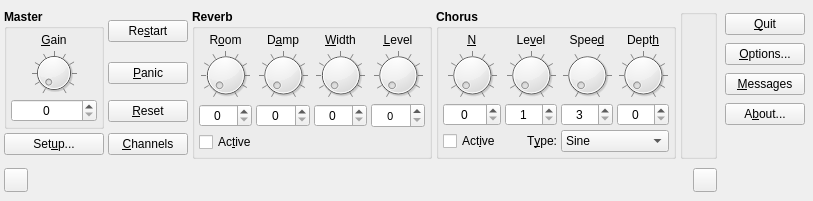
The window that src/qsynthMainForm.ui (rncbc/qsynth) describes before a commit, drawn with Qt 5.
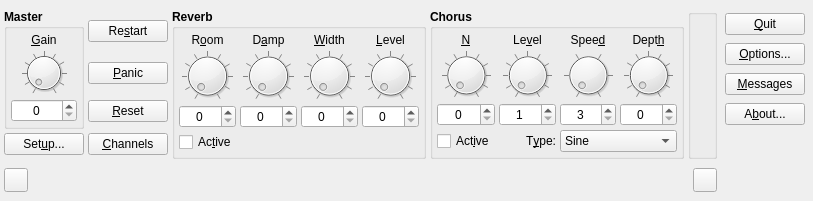
The same window after the commit. Icons and pictures are not drawn. Custom widgets are drawn as their Qt base class.

Commit message: - Main form layout has been given a little bit more slack space, just   to accomodate some longer text label translations (eg. German).

What changed in the file:
```diff
--- a/src/qsynthMainForm.ui
+++ b/src/qsynthMainForm.ui
@@ -29,9 +29,6 @@
     <height>201</height>
    </rect>
   </property>
-  <property name="font" >
-   <font/>
-  </property>
   <property name="windowTitle" >
    <string>Qsynth - A fluidsynth Qt GUI Interface</string>
   </property>
@@ -236,7 +233,7 @@
         <widget class="QGroupBox" name="GainGroupBox" >
          <property name="maximumSize" >
           <size>
-           <width>100</width>
+           <width>120</width>
            <height>120</height>
           </size>
          </property>
@@ -296,7 +293,7 @@
              <enum>Qt::Horizontal</enum>
             </property>
             <property name="notchTarget" >
-             <double>20.000000000000000</double>
+             <double>20.0</double>
             </property>
             <property name="notchesVisible" >
              <bool>true</bool>
@@ -355,7 +352,7 @@
       <widget class="QGroupBox" name="ReverbGroupBox" >
        <property name="maximumSize" >
         <size>
-         <width>240</width>
+         <width>480</width>
          <height>150</height>
         </size>
        </property>
@@ -398,8 +395,6 @@
          <widget class="QSpinBox" name="ReverbLevelSpinBox" >
           <property name="font" >
            <font>
-            <family>Sans Serif</family>
-            <pointsize>8</pointsize>
             <weight>50</weight>
             <bold>false</bold>
            </font>
@@ -433,7 +428,7 @@
            <enum>Qt::Horizontal</enum>
           </property>
           <property name="notchTarget" >
-           <double>10.000000000000000</double>
+           <double>10.0</double>
           </property>
           <property name="notchesVisible" >
            <bool>true</bool>
@@ -507,7 +502,6 @@
          <widget class="qsynthKnob" name="ReverbWidthDial" >
           <property name="font" >
            <font>
-            <pointsize>8</pointsize>
             <weight>50</weight>
             <bold>false</bold>
            </font>
@@ -522,7 +516,7 @@
            <enum>Qt::Horizontal</enum>
           </property>
           <property name="notchTarget" >
-           <double>10.000000000000000</double>
+           <double>10.0</double>
           </property>
           <property name="notchesVisible" >
            <bool>true</bool>
@@ -588,7 +582,7 @@
            <enum>Qt::Horizontal</enum>
           </property>
           <property name="notchTarget" >
-           <double>10.000000000000000</double>
+           <double>10.0</double>
           </property>
           <property name="notchesVisible" >
            <bool>true</bool>
@@ -654,7 +648,7 @@
            <enum>Qt::Horizontal</enum>
           </property>
           <property name="notchTarget" >
-           <double>10.000000000000000</double>
+           <double>10.0</double>
           </property>
           <property name="notchesVisible" >
            <bool>true</bool>
@@ -668,7 +662,7 @@
       <widget class="QGroupBox" name="ChorusGroupBox" >
        <property name="maximumSize" >
         <size>
-         <width>240</width>
+         <width>480</width>
          <height>150</height>
         </size>
        </property>
@@ -770,7 +764,7 @@
            <enum>Qt::Horizontal</enum>
           </property>
           <property name="notchTarget" >
-           <double>10.000000000000000</double>
+           <double>10.0</double>
           </property>
           <property name="notchesVisible" >
            <bool>true</bool>
@@ -839,7 +833,7 @@
            <enum>Qt::Horizontal</enum>
           </property>
           <property name="notchTarget" >
-           <double>10.000000000000000</double>
+           <double>10.0</double>
           </property>
           <property name="notchesVisible" >
            <bool>true</bool>
@@ -911,7 +905,7 @@
            <enum>Qt::Horizontal</enum>
           </property>
           <property name="notchTarget" >
-           <double>10.000000000000000</double>
+           <double>10.0</double>
           </property>
           <property name="notchesVisible" >
            <bool>true</bool>
@@ -983,7 +977,7 @@
            <enum>Qt::Horizontal</enum>
           </property>
           <property name="notchTarget" >
-           <double>10.000000000000000</double>
+           <double>10.0</double>
           </property>
           <property name="notchesVisible" >
            <bool>true</bool>
```
The commit also changes 6 other files.
